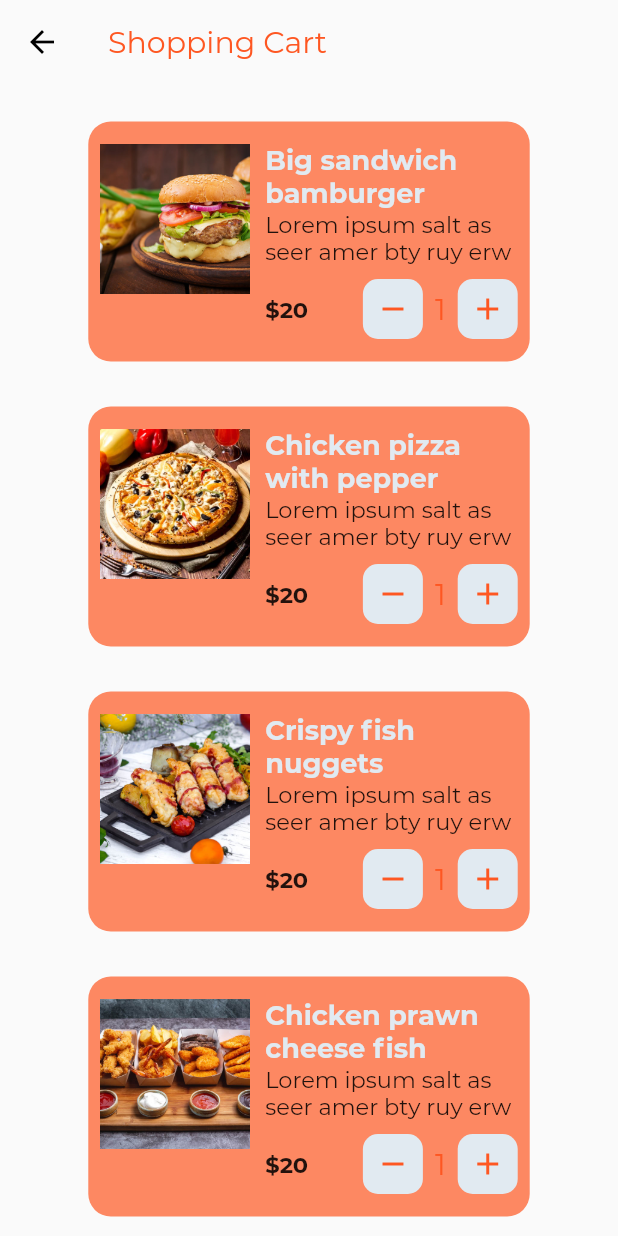
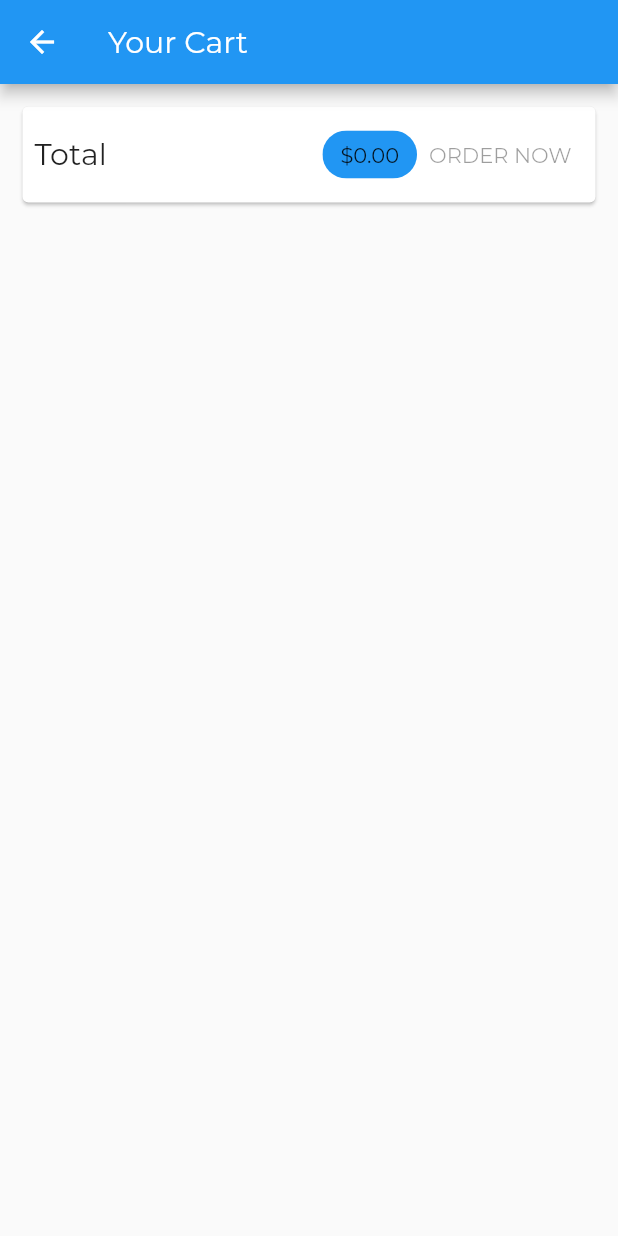
Before and after one commit to ai-rayhan/food_delivery_web, a Flutter app: the CartScreen screen opened directly, on a phone screen of 412 x 824 dp. Run offline on Flutter 3.47's test engine with Material 2 defaults, Android fonts, the phone set to English and light mode, and no system bars; our stand-ins replace auto_size_text, cloud_firestore, firebase_auth, firebase_core, flutter_phoenix, flutter_svg; accounts and stored records are empty.

Commit message:
add to cart, makeorder

```diff
--- a/lib/screens/cart_screen.dart
+++ b/lib/screens/cart_screen.dart
@@ -1,172 +1,103 @@
+
 import 'package:flutter/material.dart';
+import 'package:provider/provider.dart';
 
-import '../constants/constants.dart';
-import '../models/product_model.dart';
+import '../provider/orders.dart';
+import '../widgets/cart_item.dart';
 
-class CartScreen extends StatefulWidget {
-  const CartScreen({Key? key}) : super(key: key);
+import '../provider/cart.dart' show Cart;
+
+class CartScreen extends StatelessWidget {
+  static const routeName = '/cart';
+
+  const CartScreen({super.key});
 
   @override
-  CartScreenState createState() => CartScreenState();
-}
-
-class CartScreenState extends State<CartScreen> {
-  @override
   Widget build(BuildContext context) {
-    var devicesize = MediaQuery.of(context).size;
+    final cart = Provider.of<Cart>(context);
     return Scaffold(
       appBar: AppBar(
-        backgroundColor: Colors.transparent,
-        title: const Text("Shopping Cart",
-            style: TextStyle(
-              color: kSecondaryColor,
-            )),
-        elevation: 0,
-        iconTheme: const IconThemeData(color: Colors.black),
+        title: const Text('Your Cart'),
       ),
-      body: SafeArea(
-          child: Padding(
-        padding: EdgeInsets.symmetric(
-            horizontal: devicesize.width / 7, vertical: 10),
-        child: ListView(
-          children: [
-            ListView.builder(
-                //use shrink wrap true and scrollphysics to avoid error because we are using listview in side listview or column
-                shrinkWrap: true,
-                physics: const ScrollPhysics(),
-                itemCount: 4,
-                itemBuilder: (context, index) => FavouriteCard(
-                      product: products[index],
-                      press: () {},
-                    ))
-          ],
-        ),
-      )),
+      body: Column(
+        children: <Widget>[
+          Card(
+            margin: const EdgeInsets.all(15),
+            child: Padding(
+              padding: const EdgeInsets.all(8),
+              child: Row(
+                mainAxisAlignment: MainAxisAlignment.spaceBetween,
+                children: <Widget>[
+                  const Text(
+                    'Total',
+                    style: TextStyle(fontSize: 20),
+                  ),
+                  const Spacer(),
+                  Chip(
+                    label: Text(
+                      '\$${cart.totalAmaount.toStringAsFixed(2)}',
+                      style: const TextStyle(
+                          // color: Theme.of(context).primaryColor,
+                          ),
+                    ),
+                    backgroundColor: Theme.of(context).primaryColor,
+                  ),
+                 OrderButton(cart: cart)
+                ],
+              ),
+            ),
+          ),
+          const SizedBox(height: 10),
+          Expanded(
+            child: ListView.builder(
+                itemCount: cart.items.length,
+                itemBuilder: (ctx, i) => CartItem(
+                      cart.items.values.toList()[i].id,
+                      cart.items.keys.toList()[i],
+                      cart.items.values.toList()[i].price,
+                      cart.items.values.toList()[i].quantity,
+                      cart.items.values.toList()[i].title,
+                    )),
+          )
+        ],
+      ),
     );
   }
 }
 
-class FavouriteCard extends StatelessWidget {
-  const FavouriteCard({
-    Key? key,
-    required this.product,
-    required this.press,
-  }) : super(key: key);
-  final Product product;
-  final VoidCallback press;
+class OrderButton extends StatefulWidget {
+  const OrderButton({
+    required this.cart,
+  });
+
+  final Cart cart;
+
+  @override
+  _OrderButtonState createState() => _OrderButtonState();
+}
+
+class _OrderButtonState extends State<OrderButton> {
+  var _isLoading = false;
+
   @override
   Widget build(BuildContext context) {
-    return Padding(
-      padding: const EdgeInsets.symmetric(vertical: 15.0),
-      child: InkWell(
-        onTap: press,
-        child: Container(
-          padding: const EdgeInsets.symmetric(vertical: 15.0, horizontal: 8.0),
-          decoration: BoxDecoration(
-              color: kSecondaryColor.withOpacity(0.7),
-              borderRadius: BorderRadius.circular(15.0)),
-          child: Row(
-            crossAxisAlignment: CrossAxisAlignment.start,
-            children: [
-              Column(
-                children: [
-                  Image.asset(
-                    product.image,
-                    height: 100,
-                    width: 100,
-                    fit: BoxFit.cover,
-                  ),
-                ],
-              ),
-              const SizedBox(
-                width: 10.0,
-              ),
-              Expanded(
-                child: Column(
-                  crossAxisAlignment: CrossAxisAlignment.start,
-                  children: [
-                    Text(
-                      product.title,
-                      style: const TextStyle(
-                        fontSize: 18,
-                        fontWeight: FontWeight.bold,
-                        color: kPrimaryColor,
-                      ),
-                    ),
-                    const Text(
-                      'Lorem ipsum salt as seer amer bty ruy erw as dosl poue oiu oi',
-                      maxLines: 2,
-                      style: TextStyle(
-                        fontSize: 15,
-                      ),
-                    ),
-                    const SizedBox(
-                      height: 10.0,
-                    ),
-                    Row(
-                      mainAxisAlignment: MainAxisAlignment.spaceBetween,
-                      children: [
-                        const Text(
-                          "\$20",
-                          style: TextStyle(
-                            fontSize: 15,
-                            fontWeight: FontWeight.bold,
-                          ),
-                        ),
-                        Row(
-                          children: [
-                            InkWell(
-                              onTap: () {},
-                              child: Container(
-                                height: 40,
-                                width: 40,
-                                decoration: BoxDecoration(
-                                    color: kPrimaryColor,
-                                    borderRadius: BorderRadius.circular(10.0)),
-                                child: const Icon(
-                                  Icons.remove,
-                                  color: kSecondaryColor,
-                                ),
-                              ),
-                            ),
-                            const SizedBox(
-                              width: 8.0,
-                            ),
-                            const Text(
-                              "1",
-                              style: TextStyle(
-                                color: kSecondaryColor,
-                                fontSize: 20,
-                              ),
-                            ),
-                            const SizedBox(
-                              width: 8.0,
-                            ),
-                            InkWell(
-                              onTap: () {},
-                              child: Container(
-                                height: 40,
-                                width: 40,
-                                decoration: BoxDecoration(
-                                    color: kPrimaryColor,
-                                    borderRadius: BorderRadius.circular(10.0)),
-                                child: const Icon(
-                                  Icons.add,
-                                  color: kSecondaryColor,
-                                ),
-                              ),
-                            )
-                          ],
-                        ),
-                      ],
-                    ),
-                  ],
-                ),
-              )
-            ],
-          ),
-        ),
-      ),
+    return TextButton(
+      child: _isLoading ? CircularProgressIndicator() : Text('ORDER NOW'),
+      onPressed: (widget.cart.totalAmaount <= 0 || _isLoading)
+          ? null
+          : () async {
+              setState(() {
+                _isLoading = true;
+              });
+              await Provider.of<Orders>(context, listen: false).addOrder(
+                widget.cart.items.values.toList(),
+                widget.cart.totalAmaount,
+              );
+              setState(() {
+                _isLoading = false;
+              });
+              widget.cart.clear();
+            },
     );
   }
 }
```
Also changed, not shown: lib/components/appbar.dart (+13 -2 lines), lib/components/product.dart (+8 -3 lines), lib/main.dart (+7 -1 lines), lib/provider/cart.dart (added, +86 -0 lines), lib/provider/orders.dart (added, +95 -0 lines), lib/screens/orders_screen.dart (added, +60 -0 lines), lib/widgets/cart_item.dart (added, +80 -0 lines), lib/widgets/order_item.dart (added, +58 -0 lines).
